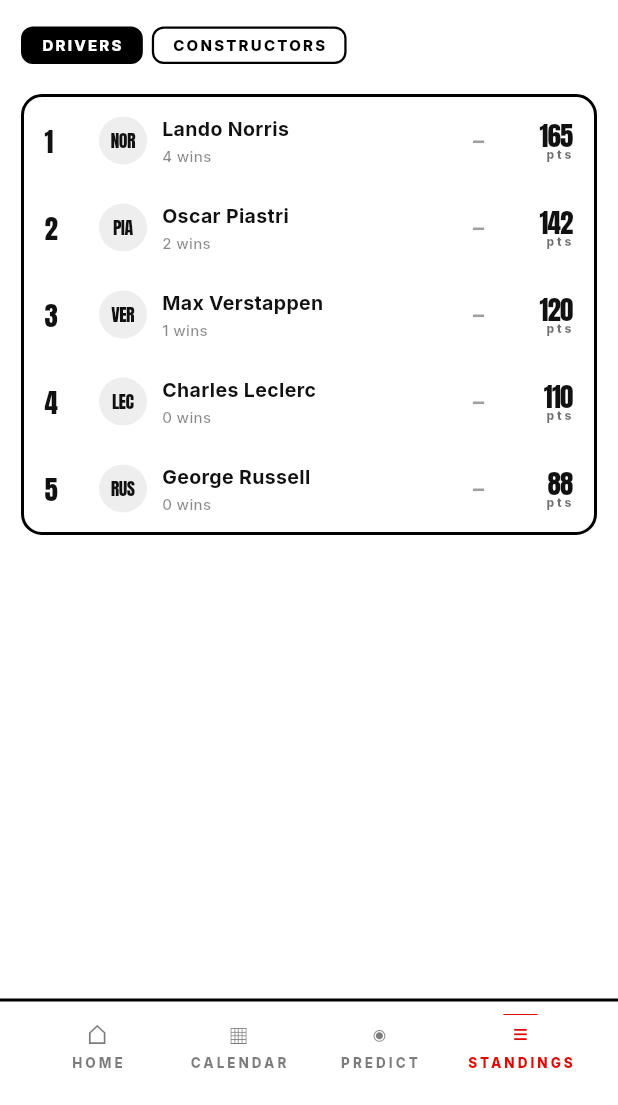
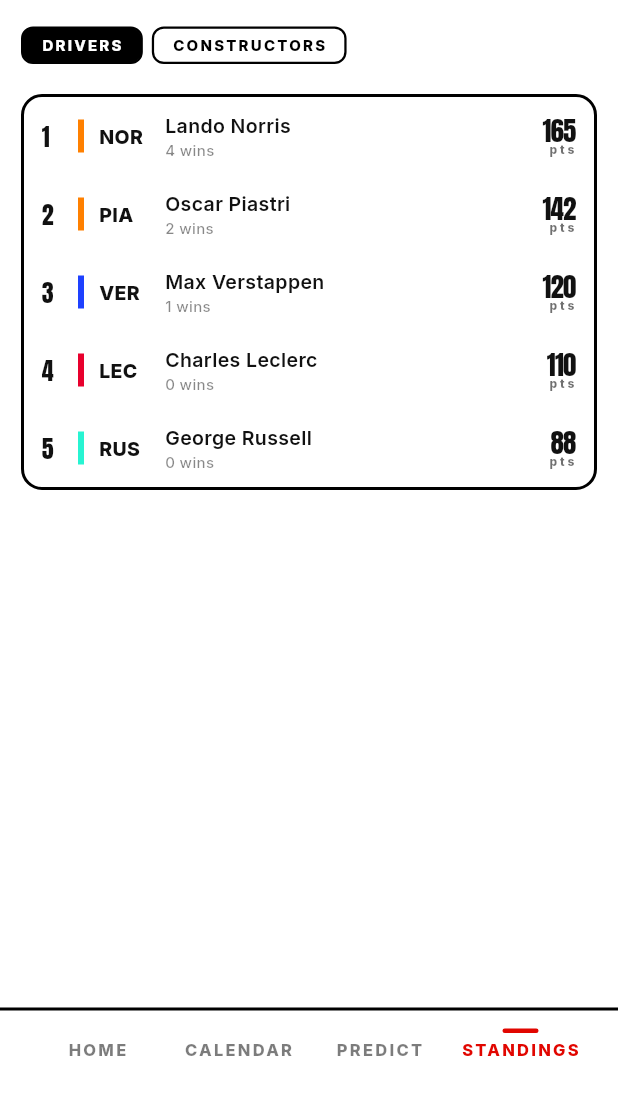
Before and after one commit to SirAntonySir/F1predictiongame, a Flutter app: the StandingsScreen screen opened by its route, after a tap on "F1", on a phone screen of 412 x 824 dp, the part 131-1236 px from its top. Run offline on Flutter 3.47's test engine with Material 3 defaults, Android fonts, the phone set to English and light mode, and no system bars; our stand-ins replace go_router, google_fonts, shared_preferences; accounts and stored records are empty.

Commit message:
fix(ui): polish nav, podium, league row + F1 drivers
- BottomNav: drop the unicode icons, keep the label
- LeagueRow: drop the initials avatar; expose accentStripe for
  team-coloured rows; hide the dash trend badge when equal
- Podium (LeagueTab): fix layout — 2nd is silver/medium, 1st is
  gold/tallest in the middle, 3rd is bronze/shortest; remove the
  player avatar circles above the blocks
- F1 drivers tab: render as a custom row with a team-colour stripe,
  driver code + name, win count, points — matching the constructors
  layout the user pointed at as the target

Co-Authored-By: Claude Opus 4.7 (1M context) <noreply@anthropic.com>

```diff
--- a/lib/components/bottom_nav.dart
+++ b/lib/components/bottom_nav.dart
@@ -11,18 +11,13 @@ class BottomNav extends StatelessWidget {
   final ValueChanged<int> onTap;
   const BottomNav({super.key, required this.currentIndex, required this.onTap});
 
-  static const _items = [
-    ('⌂', 'Home'),
-    ('▦', 'Calendar'),
-    ('◉', 'Predict'),
-    ('≡', 'Standings'),
-  ];
+  static const _labels = ['Home', 'Calendar', 'Predict', 'Standings'];
 
   @override
   Widget build(BuildContext context) {
     final t = Theme.of(context);
     return Container(
-      padding: const EdgeInsets.fromLTRB(Spacing.xl, Spacing.sm, Spacing.xl, Spacing.xxl),
+      padding: const EdgeInsets.fromLTRB(Spacing.xl, Spacing.md, Spacing.xl, Spacing.xxl),
       decoration: BoxDecoration(
         color: t.colorScheme.surface,
         border: Border(top: BorderSide(color: t.strokeColor, width: Strokes.card)),
@@ -30,27 +25,29 @@ class BottomNav extends StatelessWidget {
       child: SafeArea(
         top: false,
         child: Row(
-          children: List.generate(_items.length, (i) {
+          children: List.generate(_labels.length, (i) {
             final active = i == currentIndex;
-            final (ic, label) = _items[i];
             return Expanded(
               child: InkWell(
                 onTap: () => onTap(i),
                 child: Stack(
                   alignment: Alignment.center,
                   children: [
-                    Column(
-                      mainAxisSize: MainAxisSize.min,
-                      children: [
-                        Text(ic, style: TextStyle(fontSize: 18, color: active ? BrandColors.accent : t.colorScheme.onSurface.withOpacity(0.55))),
-                        const SizedBox(height: 2),
-                        Text(label.toUpperCase(),
-                            style: AppText.label(9, color: active ? BrandColors.accent : t.colorScheme.onSurface.withOpacity(0.55))),
-                      ],
+                    Padding(
+                      padding: const EdgeInsets.symmetric(vertical: Spacing.sm),
+                      child: Text(
+                        _labels[i].toUpperCase(),
+                        style: AppText.label(
+                          11,
+                          color: active
+                              ? BrandColors.accent
+                              : t.colorScheme.onSurface.withOpacity(0.55),
+                        ),
+                      ),
                     ),
                     if (active)
                       const Positioned(
-                        top: -2,
+                        top: 0,
                         child: SizedBox(
                           width: 24,
                           height: 3,
--- a/lib/components/league_row.dart
+++ b/lib/components/league_row.dart
@@ -7,21 +7,22 @@ import 'trend_badge.dart';
 
 class LeagueRow extends StatelessWidget {
   final int rank;
-  final String initials;
   final String name;
   final String? subtitle;
   final int points;
   final TrendDirection trend;
   final bool isMe;
+  final Color? accentStripe;
+
   const LeagueRow({
     super.key,
     required this.rank,
-    required this.initials,
     required this.name,
     this.subtitle,
     required this.points,
     required this.trend,
     this.isMe = false,
+    this.accentStripe,
   });
 
   @override
@@ -37,13 +38,10 @@ class LeagueRow extends StatelessWidget {
             child: Text('$rank',
                 style: AppText.display(18, color: isMe ? BrandColors.accent : t.colorScheme.onSurface)),
           ),
-          const SizedBox(width: 10),
-          Container(
-            width: 32, height: 32,
-            decoration: const BoxDecoration(shape: BoxShape.circle, color: Color(0xFFEEEEEE)),
-            alignment: Alignment.center,
-            child: Text(initials, style: AppText.display(12)),
-          ),
+          if (accentStripe != null) ...[
+            const SizedBox(width: 10),
+            Container(width: 4, height: 22, color: accentStripe),
+          ],
           const SizedBox(width: 10),
           Expanded(
             child: Column(
@@ -59,8 +57,10 @@ class LeagueRow extends StatelessWidget {
               ],
             ),
           ),
-          TrendBadge(direction: trend, label: trend == TrendDirection.equal ? '' : '1'),
-          const SizedBox(width: Spacing.sm),
+          if (trend != TrendDirection.equal) ...[
+            TrendBadge(direction: trend, label: '1'),
+            const SizedBox(width: Spacing.sm),
+          ],
           SizedBox(
             width: 42,
             child: Column(
--- a/lib/screens/standings/f1_tab.dart
+++ b/lib/screens/standings/f1_tab.dart
@@ -1,8 +1,7 @@
+// ignore_for_file: deprecated_member_use
 import 'package:flutter/material.dart';
 import '../../api/models/standing.dart';
 import '../../components/app_card.dart';
-import '../../components/league_row.dart';
-import '../../components/trend_badge.dart';
 import '../../state/app_state.dart';
 import '../../theme/team_colors.dart';
 import '../../theme/tokens.dart';
@@ -68,19 +67,47 @@ class _F1TabState extends State<F1Tab> {
             return const SizedBox.shrink();
           }
           if (snap.hasError) return Center(child: Text('${snap.error}'));
+          final t = Theme.of(context);
           return ListView(
             padding: const EdgeInsets.symmetric(horizontal: Spacing.lg, vertical: Spacing.md),
             children: [
               AppCard(
                 padding: EdgeInsets.zero,
                 child: Column(
-                  children: snap.data!.map((d) => LeagueRow(
-                    rank: d.position,
-                    initials: d.driverCode,
-                    name: d.driverName,
-                    subtitle: '${d.wins} wins',
-                    points: d.points,
-                    trend: TrendDirection.equal,
+                  children: snap.data!.map((d) => Padding(
+                    padding: const EdgeInsets.symmetric(horizontal: Spacing.md, vertical: 10),
+                    child: Row(
+                      children: [
+                        SizedBox(width: 24, child: Text('${d.position}', style: AppText.display(16))),
+                        Container(width: 4, height: 22, color: teamColor(d.constructorId)),
+                        const SizedBox(width: 10),
+                        SizedBox(
+                          width: 44,
+                          child: Text(d.driverCode, style: AppText.body(13, weight: FontWeight.w800)),
+                        ),
+                        Expanded(
+                          child: Column(
+                            crossAxisAlignment: CrossAxisAlignment.start,
+                            mainAxisSize: MainAxisSize.min,
+                            children: [
+                              Text(d.driverName, style: AppText.body(13, weight: FontWeight.w600)),
+                              Text('${d.wins} wins',
+                                  style: AppText.body(10, color: t.colorScheme.onSurface.withOpacity(0.5))),
+                            ],
+                          ),
+                        ),
+                        SizedBox(
+                          width: 42,
+                          child: Column(
+                            crossAxisAlignment: CrossAxisAlignment.end,
+                            children: [
+                              Text('${d.points}', style: AppText.display(18)),
+                              Text('pts', style: AppText.label(8, color: t.colorScheme.onSurface.withOpacity(0.6))),
+                            ],
+                          ),
+                        ),
+                      ],
+                    ),
                   )).toList(),
                 ),
               ),
--- a/lib/screens/standings/league_tab.dart
+++ b/lib/screens/standings/league_tab.dart
@@ -15,9 +15,9 @@ class LeagueTab extends StatelessWidget {
     final players = scope.league.league.players;
     // Mock cumulative points per player (deterministic ordering for visual)
     final rows = List.generate(players.length, (i) => (
-      player: players[i],
-      points: 200 - i * 18,
-    ));
+          player: players[i],
+          points: 200 - i * 18,
+        ));
     rows.sort((a, b) => b.points.compareTo(a.points));
     return ListView(
       padding: const EdgeInsets.only(bottom: Spacing.xxl),
@@ -37,7 +37,6 @@ class LeagueTab extends StatelessWidget {
                 final me = r.player.id == scope.auth.currentUserId;
                 return LeagueRow(
                   rank: i + 1,
-                  initials: r.player.initials,
                   name: me ? '${r.player.displayName} (you)' : r.player.displayName,
                   points: r.points,
                   trend: TrendDirection.equal,
@@ -59,37 +58,33 @@ class _Podium extends StatelessWidget {
   @override
   Widget build(BuildContext context) {
     if (rows.length < 3) return const SizedBox.shrink();
-    final colors = [const Color(0xFFFFD233), const Color(0xFFCFCFCF), const Color(0xFFC08350)];
-    final heights = [60.0, 42.0, 30.0];
-    final order = [rows[1], rows[0], rows[2]]; // visual: 2-1-3
-    final pos = [2, 1, 3];
+    // visual layout: 2nd | 1st | 3rd
+    const colors = [Color(0xFFCFCFCF), Color(0xFFFFD233), Color(0xFFC08350)];
+    const heights = [54.0, 78.0, 36.0];
+    final order = [rows[1], rows[0], rows[2]];
+    const pos = [2, 1, 3];
     return AppCard(
       background: const Color(0xFFFAFAFA),
       child: Row(
         crossAxisAlignment: CrossAxisAlignment.end,
         children: List.generate(3, (i) {
           final r = order[i];
-          final p = pos[i];
           return Expanded(
             child: Column(
               children: [
-                CircleAvatar(
-                  backgroundColor: p == 1 ? const Color(0xFFFFD233) : Colors.black,
-                  child: Text(
-                    r.player.initials,
-                    style: AppText.display(14, color: p == 1 ? Colors.black : Colors.white),
-                  ),
-                ),
-                const SizedBox(height: 6),
-                Text(r.player.displayName, style: AppText.label(11)),
-                Text('${r.points}', style: AppText.display(13)),
-                const SizedBox(height: 6),
+                Text(r.player.displayName,
+                    style: AppText.body(12, weight: FontWeight.w800)),
+                const SizedBox(height: 2),
+                Text('${r.points}',
+                    style: AppText.display(16,
+                        color: i == 1 ? Colors.black : Colors.black.withAlpha(180))),
+                const SizedBox(height: 8),
                 Container(
                   width: double.infinity,
                   height: heights[i],
                   color: colors[i],
                   alignment: Alignment.center,
-                  child: Text('$p', style: AppText.display(18)),
+                  child: Text('${pos[i]}', style: AppText.display(22)),
                 ),
               ],
             ),
```
Also changed, not shown: 1 other file.
